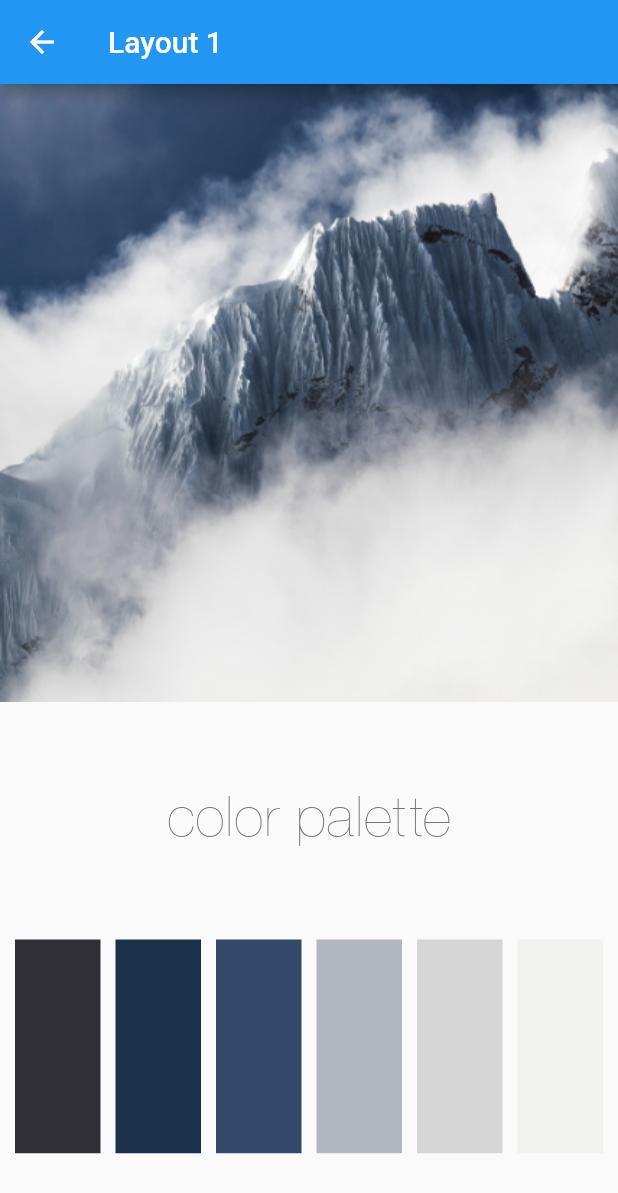
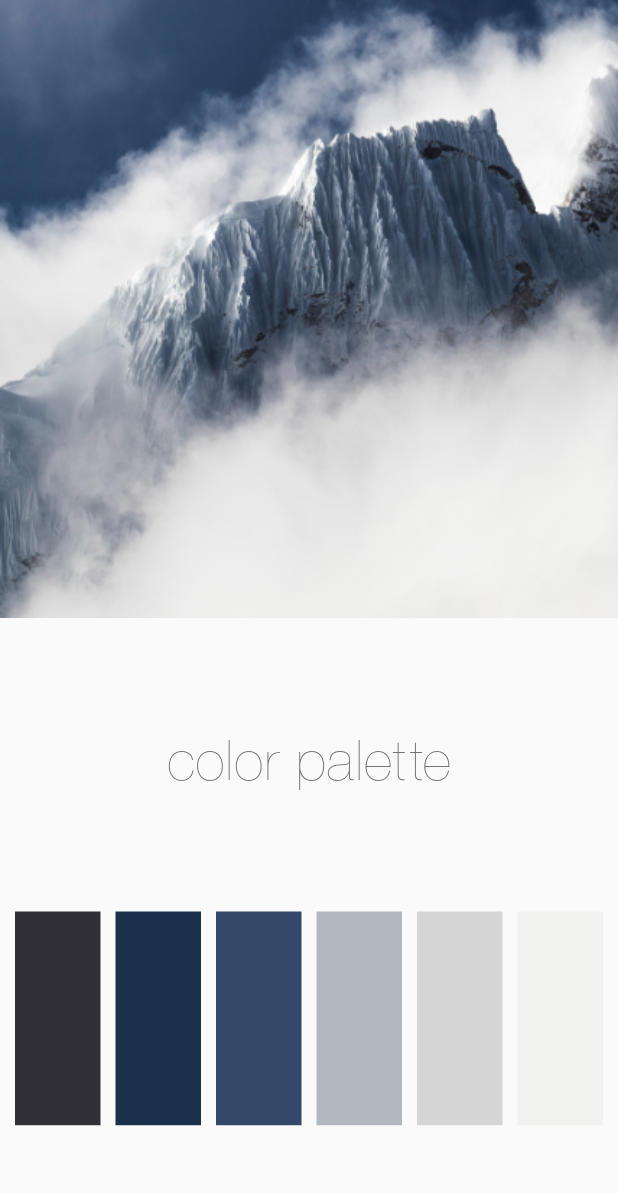
Before and after one commit to hieuphan94/200lab-flutter-day1-day2-threelayouts, a Flutter app: the Layout1 screen opened directly, on a phone screen of 412 x 824 dp. Shown: the top 1193 px of the screen. Run offline on Flutter 3.47's test engine with Material 2 defaults, Android fonts, the phone set to English and light mode, and no system bars; our stand-ins replace hexcolor.

Commit message:
Remove app bar

```diff
--- a/lib/layout1.dart
+++ b/lib/layout1.dart
@@ -9,9 +9,9 @@ class Layout1 extends StatelessWidget {
   @override
   Widget build(BuildContext context) {
     return Scaffold(
-        appBar: AppBar(
-          title: Text("Layout 1"),
-        ),
+        // appBar: AppBar(
+        //   title: Text("Layout 1"),
+        // ),
         body: Column(
           children: <Widget>[
             Image.asset(
--- a/lib/layout2.dart
+++ b/lib/layout2.dart
@@ -10,9 +10,9 @@ class Layout2 extends StatelessWidget {
   @override
   Widget build(BuildContext context) {
     return Scaffold(
-        appBar: AppBar(
-          title: Text("Layout 2"),
-        ),
+        // appBar: AppBar(
+        //   title: Text("Layout 2"),
+        // ),
         body: Column(
           children: <Widget>[
             Expanded(
```
